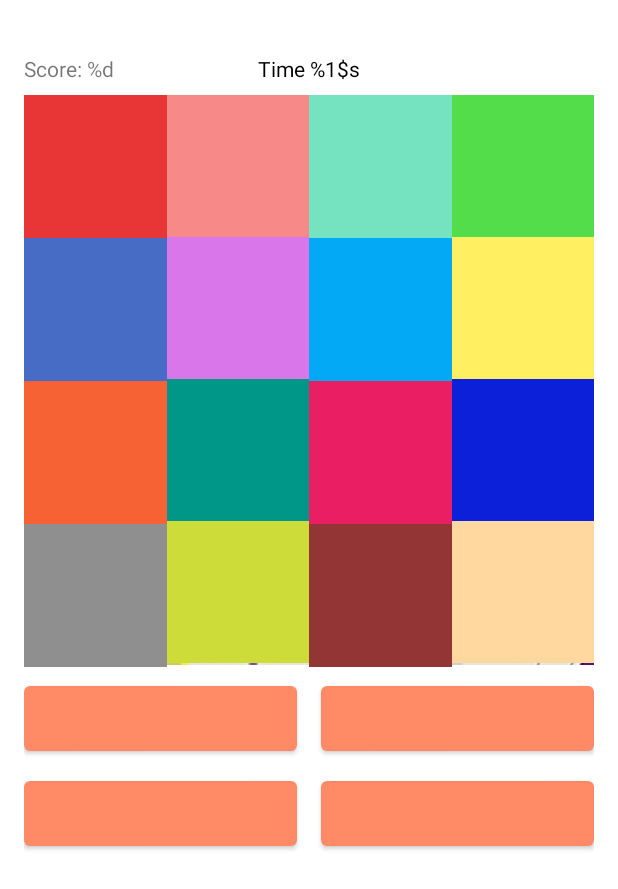
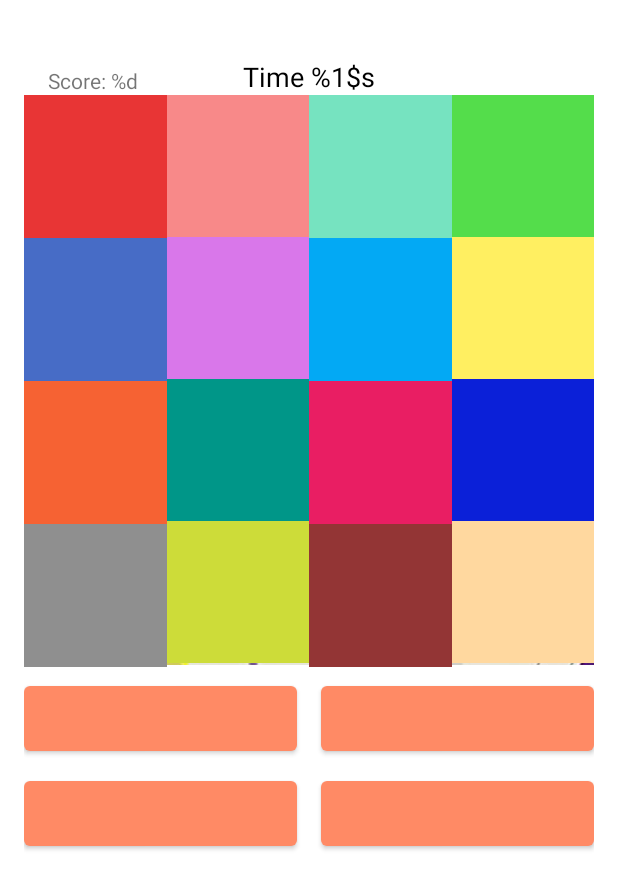
Before and after one commit to mdemianova/CartoonShards, an Android app: the layout fragment_game.xml on its own in the app's theme, with its tools: preview values and no code run, on a phone screen of 412 x 824 dp. Shown: the top 889 px of the screen. Run offline under Robolectric (Android 15) with nearby library versions, the phone set to English and light mode, and no system bars; Roboto replaces fonts that are not available here.

Commit message:
Testing nopadding

```diff
--- a/app/src/main/res/layout-long/fragment_game.xml
+++ b/app/src/main/res/layout-long/fragment_game.xml
@@ -46,7 +46,6 @@
         android:textSize="16sp"
         app:layout_constraintDimensionRatio=""
         app:layout_constraintEnd_toStartOf="@+id/guideline2"
-        app:layout_constraintHorizontal_bias="1.0"
         app:layout_constraintStart_toStartOf="parent"
         app:layout_constraintTop_toBottomOf="@+id/image_view" />
 
@@ -58,7 +57,6 @@
         android:textAllCaps="false"
         android:textSize="16sp"
         app:layout_constraintEnd_toEndOf="parent"
-        app:layout_constraintHorizontal_bias="0.785"
         app:layout_constraintStart_toStartOf="@+id/guideline2"
         app:layout_constraintTop_toTopOf="@+id/answer_1" />
 
@@ -80,10 +78,9 @@
         android:layout_height="60dp"
         android:layout_marginStart="8dp"
         android:layout_marginTop="8dp"
+        android:textAllCaps="false"
         android:textSize="16sp"
-        android:textAllCaps="false"
         app:layout_constraintEnd_toEndOf="parent"
-        app:layout_constraintHorizontal_bias="0.0"
         app:layout_constraintStart_toStartOf="@+id/guideline2"
         app:layout_constraintTop_toBottomOf="@+id/answer_2" />
 
@@ -128,7 +125,7 @@
         app:layout_constraintEnd_toStartOf="@+id/shard2"
         app:layout_constraintHorizontal_bias="1.0"
         app:layout_constraintStart_toStartOf="@+id/image_view"
-        app:layout_constraintTop_toTopOf="@+id/guideline3"/>
+        app:layout_constraintTop_toTopOf="@+id/guideline3" />
 
     <TextView
         android:id="@+id/shard2"
@@ -295,4 +292,7 @@
         app:layout_constraintStart_toStartOf="@+id/guideline7"
         app:layout_constraintTop_toBottomOf="@+id/shard12" />
 
+
+
+
 </androidx.constraintlayout.widget.ConstraintLayout>
--- a/app/src/main/res/layout/fragment_game.xml
+++ b/app/src/main/res/layout/fragment_game.xml
@@ -11,20 +11,22 @@
         android:layout_width="wrap_content"
         android:layout_height="wrap_content"
         app:layout_constraintBottom_toTopOf="@+id/score_view"
-        app:layout_constraintEnd_toEndOf="@+id/score_view" />
+        app:layout_constraintEnd_toEndOf="@+id/score_view"
+        app:layout_constraintTop_toTopOf="parent" />
 
     <TextView
         android:id="@+id/time_animation"
         android:layout_width="wrap_content"
         android:layout_height="wrap_content"
         app:layout_constraintBottom_toTopOf="@+id/time_view"
-        app:layout_constraintEnd_toEndOf="@+id/time_view" />
+        app:layout_constraintEnd_toEndOf="@+id/time_view"
+        app:layout_constraintTop_toTopOf="parent" />
 
     <TextView
         android:id="@+id/score_view"
         android:layout_width="wrap_content"
         android:layout_height="wrap_content"
-        android:layout_marginBottom="8dp"
+        android:layout_marginStart="16dp"
         android:text="@string/your_score_text"
         app:layout_constraintBottom_toTopOf="@+id/guideline3"
         app:layout_constraintStart_toStartOf="parent" />
@@ -96,7 +98,7 @@
         android:layout_height="wrap_content"
         android:text="@string/time_left"
         android:textColor="@color/black"
-        android:textSize="14sp"
+        android:textSize="18sp"
         app:layout_constraintBottom_toBottomOf="@+id/score_view"
         app:layout_constraintEnd_toEndOf="parent"
         app:layout_constraintStart_toStartOf="parent" />
@@ -253,7 +255,6 @@
 
     <TextView
         android:id="@+id/shard13"
-
         android:layout_width="0dp"
         android:layout_height="0dp"
         android:background="#8F8F8F"
```
